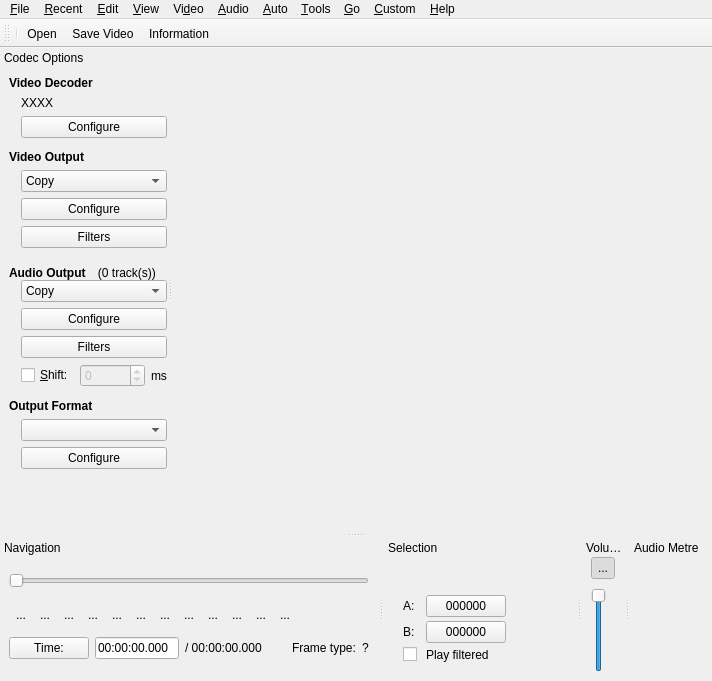
Qt form avidemux/qt4/ADM_userInterfaces/ADM_gui/gui2.ui (mean00/avidemux2) before a commit.
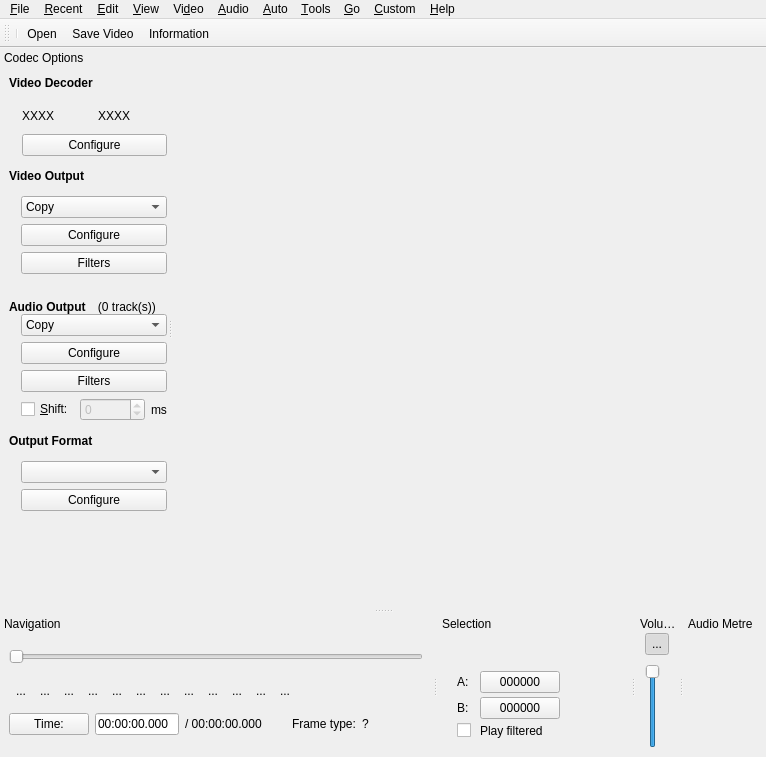
The same form after that commit. Icons and pictures are not drawn. Custom widgets are drawn as their Qt base class.

Commit message: [render] Display renderer used

The edit to the form file:
```diff
--- a/avidemux/qt4/ADM_userInterfaces/ADM_gui/gui2.ui
+++ b/avidemux/qt4/ADM_userInterfaces/ADM_gui/gui2.ui
@@ -7,8 +7,8 @@
    <rect>
     <x>0</x>
     <y>0</y>
-    <width>671</width>
-    <height>681</height>
+    <width>766</width>
+    <height>757</height>
    </rect>
   </property>
   <property name="windowTitle">
@@ -99,8 +99,8 @@
     <rect>
      <x>0</x>
      <y>0</y>
-     <width>671</width>
-     <height>21</height>
+     <width>766</width>
+     <height>29</height>
     </rect>
    </property>
    <widget class="QMenu" name="menuHelp">
@@ -255,7 +255,7 @@
          <property name="sizeHint" stdset="0">
           <size>
            <width>20</width>
-           <height>6</height>
+           <height>13</height>
           </size>
          </property>
         </spacer>
@@ -278,8 +278,8 @@
            </property>
            <property name="sizeHint" stdset="0">
             <size>
-             <width>12</width>
-             <height>0</height>
+             <width>13</width>
+             <height>53</height>
             </size>
            </property>
           </spacer>
@@ -293,6 +293,8 @@
             <number>0</number>
            </property>
            <item>
+            <layout class="QHBoxLayout" name="horizontalLayout_4">
+             <item>
             <widget class="QLabel" name="labelVideoDecoder">
              <property name="text">
               <string>XXXX</string>
@@ -300,6 +302,15 @@
             </widget>
            </item>
            <item>
+              <widget class="QLabel" name="labelDisplay">
+               <property name="text">
+                <string>XXXX</string>
+               </property>
+              </widget>
+             </item>
+            </layout>
+           </item>
+           <item>
             <widget class="QPushButton" name="pushButtonDecoderConf">
              <property name="enabled">
               <bool>true</bool>
@@ -330,7 +341,7 @@
          <property name="sizeHint" stdset="0">
           <size>
            <width>20</width>
-           <height>12</height>
+           <height>13</height>
           </size>
          </property>
         </spacer>
@@ -368,7 +379,7 @@
          <property name="sizeHint" stdset="0">
           <size>
            <width>20</width>
-           <height>6</height>
+           <height>13</height>
           </size>
          </property>
         </spacer>
@@ -470,7 +481,7 @@
          <property name="sizeHint" stdset="0">
           <size>
            <width>20</width>
-           <height>12</height>
+           <height>13</height>
           </size>
          </property>
         </spacer>
@@ -486,7 +497,7 @@
          <property name="sizeHint" stdset="0">
           <size>
            <width>20</width>
-           <height>6</height>
+           <height>13</height>
           </size>
          </property>
         </spacer>
@@ -673,7 +684,7 @@
          <property name="sizeHint" stdset="0">
           <size>
            <width>20</width>
-           <height>12</height>
+           <height>13</height>
           </size>
          </property>
         </spacer>
@@ -705,7 +716,7 @@
          <property name="sizeHint" stdset="0">
           <size>
            <width>20</width>
-           <height>6</height>
+           <height>13</height>
           </size>
          </property>
         </spacer>
```
Lines whose indentation alone changed are shown as unchanged. The commit also changes 11 other files.
